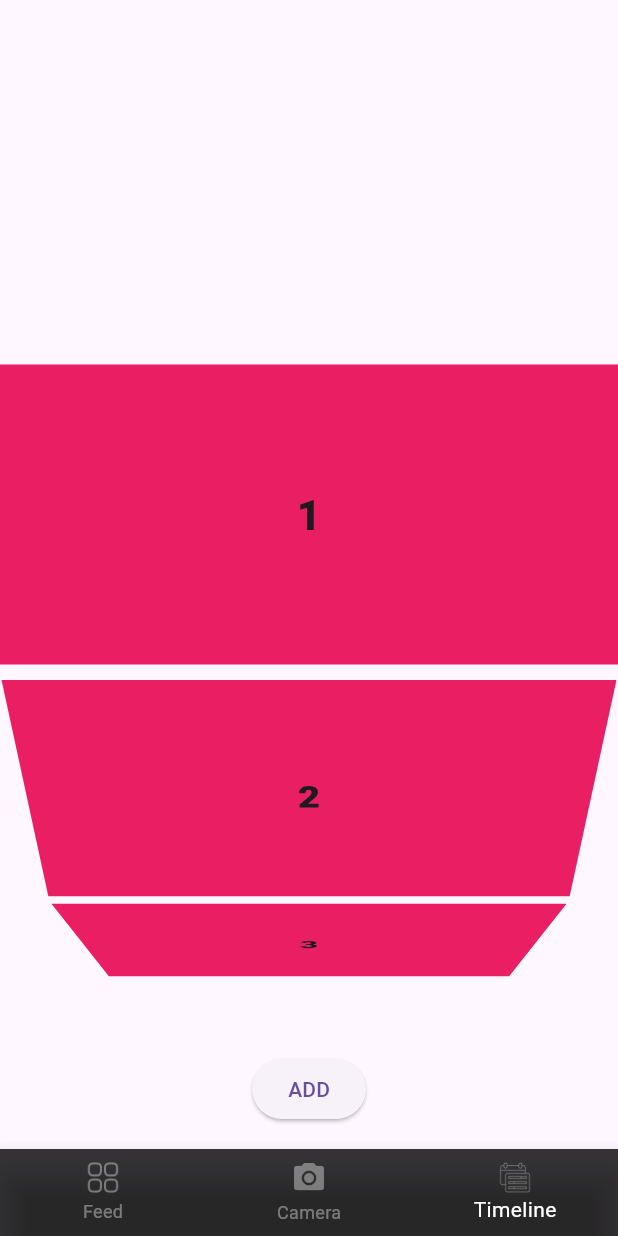
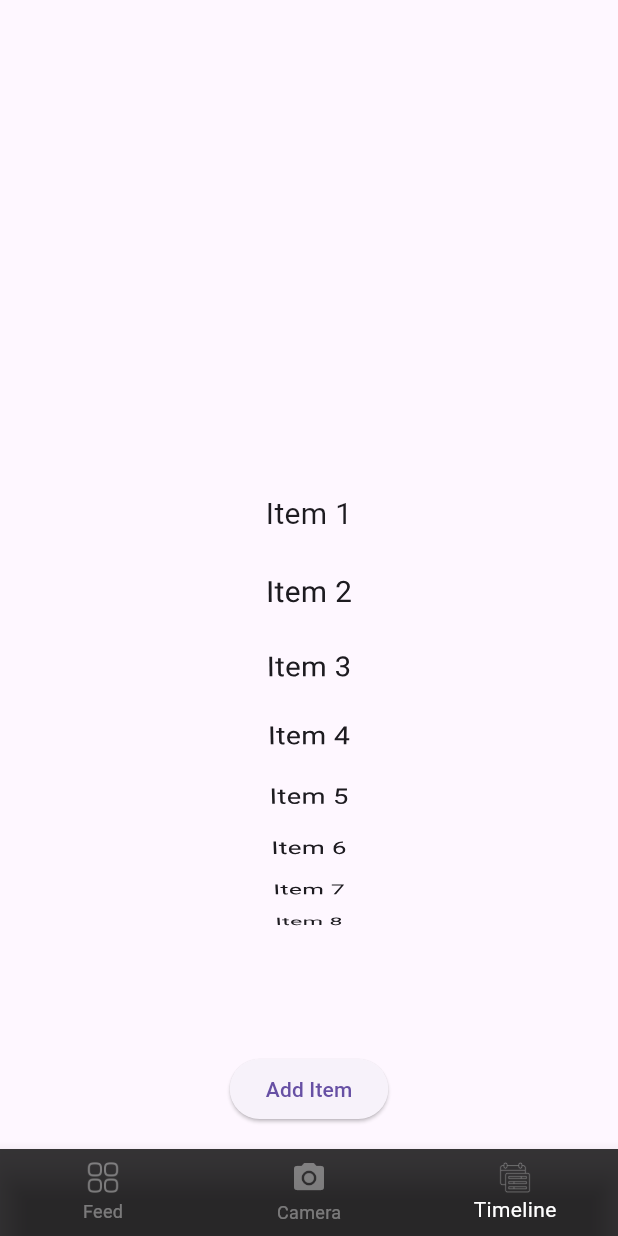
Before and after one commit to JakariaKhan-CSE/Media-Player-App, a Flutter app: the screen it shows after launch, item 3 of the bottom bar chosen, on a phone screen of 412 x 824 dp. Run offline on Flutter 3.47's test engine with Material 3 defaults, Android fonts, the phone set to English and light mode, and no system bars; our stand-ins replace audioplayers, camera, image_picker, video_player; missing offline and left inert: record.

Commit message:
task complete, when add new item scroll not move. if user see item 10 after click add button. not move still seeing button 10.

```diff
--- a/lib/timeline.dart
+++ b/lib/timeline.dart
@@ -8,16 +8,54 @@ class TimeLineScreen extends StatefulWidget {
 }
 
 class _TimeLineScreenState extends State<TimeLineScreen> {
-  List<int> items = List.generate(
-    10,
-    (index) => index + 1,
-  );
+  // Dummy data
+  List<String> items = List.generate(20, (index) => 'Item ${index + 1}');
 
-  void addItemAtPosition(int index) {
+  // Controller to manage scroll position
+  final FixedExtentScrollController _scrollController =
+      FixedExtentScrollController();
+
+  // Add a new item to the top of the list
+  void addItem() {
     setState(() {
-      items.insert(index, -1); // -1 represents the new element "NEW"
+      items.insert(0, 'New Item ${items.length + 1}');
+    });
+
+    // Adjust the scroll position to maintain the user's current view
+    WidgetsBinding.instance.addPostFrameCallback((_) {
+      _scrollController.jumpToItem(_scrollController.selectedItem + 1);
     });
   }
+  // FixedExtentScrollController? _scrollController;
+
+  // List<int> items = List.generate(
+  //   10,
+  //   (index) => index + 1,
+  // );
+
+  // void addItemAtPosition(int index) {
+  //   final currentIndex = _scrollController?.selectedItem;
+  //   setState(() {
+  //     items.insert(index, -1); // -1 represents the new element "NEW"
+  //   });
+  //   // Maintain the current scroll position
+  //   WidgetsBinding.instance.addPostFrameCallback((_) {
+  //     _scrollController?.jumpToItem(currentIndex!);
+  //   });
+  // }
+
+  // @override
+  // void initState() {
+  //   // TODO: implement initState
+  //   super.initState();
+  //   _scrollController = FixedExtentScrollController();
+  // }
+
+  // @override
+  // void dispose() {
+  //   _scrollController?.dispose();
+  //   super.dispose();
+  // }
 
   @override
   Widget build(BuildContext context) {
@@ -28,32 +66,39 @@ class _TimeLineScreenState extends State<TimeLineScreen> {
           children: [
             Expanded(
               child: ListWheelScrollView.useDelegate(
-                  itemExtent: 200,
+                  itemExtent: 50, // Height of each item
+                  controller: _scrollController, // Attach the scroll controller
+                  physics: FixedExtentScrollPhysics(), // Snap to items
                   childDelegate: ListWheelChildBuilderDelegate(
                     childCount: items.length,
                     builder: (context, index) {
-                      return Container(
-                        height: 200,
-                        width: double.infinity,
-                        color: Colors.pink,
-                        child: Center(
-                            child: Text(
-                          items[index] == -1 ? 'NEW' : items[index].toString(),
-                          style: TextStyle(
-                              fontSize: 28, fontWeight: FontWeight.w800),
-                        )),
+                      return Center(
+                        child: Text(
+                          items[index],
+                          style: TextStyle(fontSize: 20),
+                        ),
                       );
+                      // return Container(
+                      //   height: 200,
+                      //   width: double.infinity,
+                      //   color: Colors.pink,
+                      //   child: Center(
+                      //       child: Text(
+                      //     items[index] == -1 ? 'NEW' : items[index].toString(),
+                      //     style: TextStyle(
+                      //         fontSize: 28, fontWeight: FontWeight.w800),
+                      //   )),
+                      // );
                     },
                   )),
             ),
             Padding(
               padding: const EdgeInsets.all(16.0),
               child: ElevatedButton(
-                  onPressed: () {
-                    addItemAtPosition(3); // Insert at position 3
-                  },
-                  child: Text('ADD')),
-            )
+                onPressed: addItem,
+                child: Text('Add Item'),
+              ),
+            ),
           ],
         ));
   }
```
